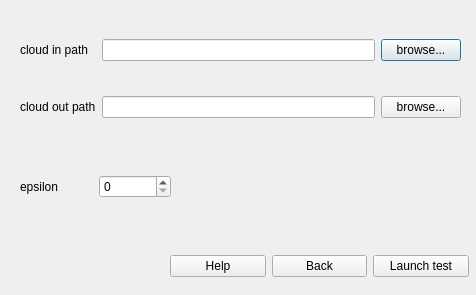
JJponciano/3D-objects-segmentation, file src/3d_objects_boundries_detection_test_app/cloud_homog_form.ui: the form before one commit.
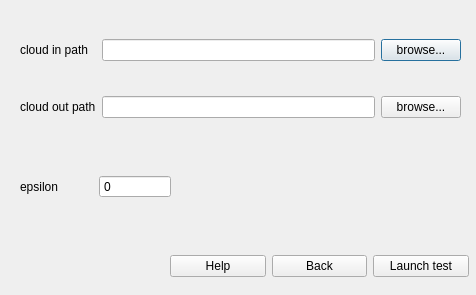
The form after the commit.

```diff
--- a/src/3d_objects_boundries_detection_test_app/cloud_homog_form.ui
+++ b/src/3d_objects_boundries_detection_test_app/cloud_homog_form.ui
@@ -77,11 +77,15 @@
      </widget>
     </item>
     <item>
-     <widget class="QSpinBox" name="epsilon_sb"/>
+     <widget class="QSpinBox" name="epsilon_sb">
+      <property name="buttonSymbols">
+       <enum>QAbstractSpinBox::NoButtons</enum>
+      </property>
+     </widget>
     </item>
    </layout>
   </widget>
-  <widget class="QWidget" name="">
+  <widget class="QWidget" name="layoutWidget">
    <property name="geometry">
     <rect>
      <x>170</x>
```
